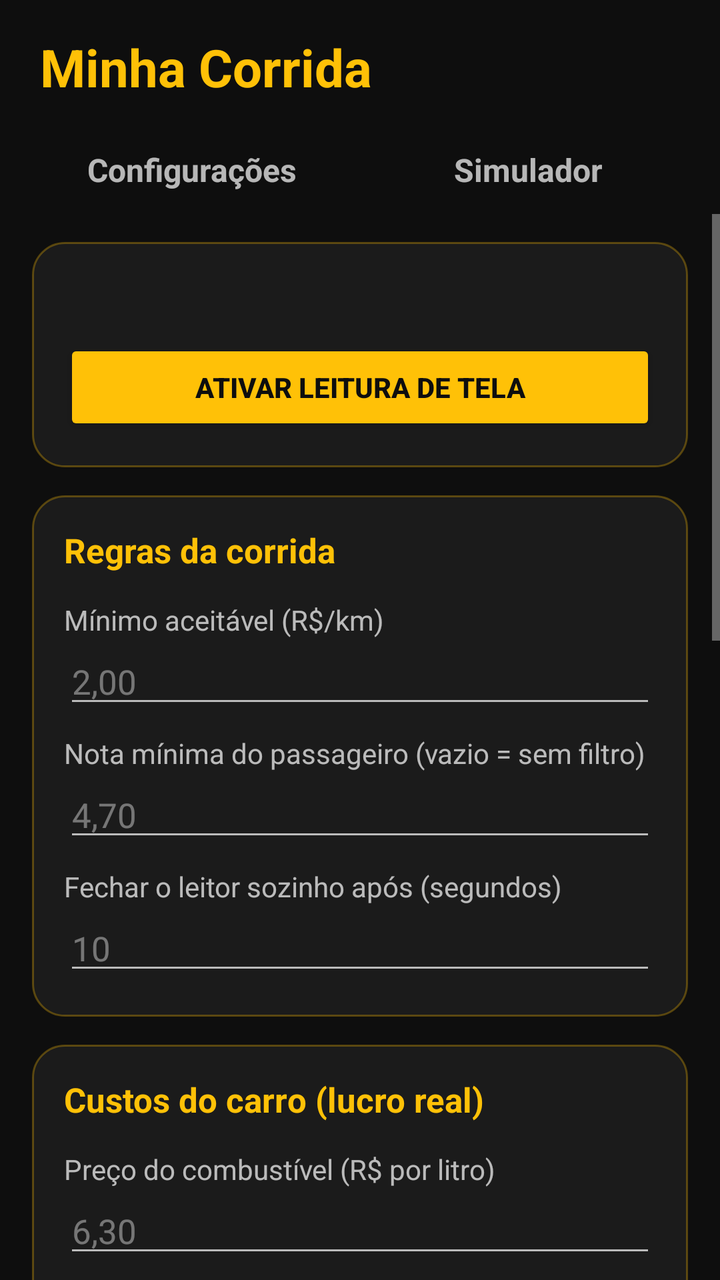
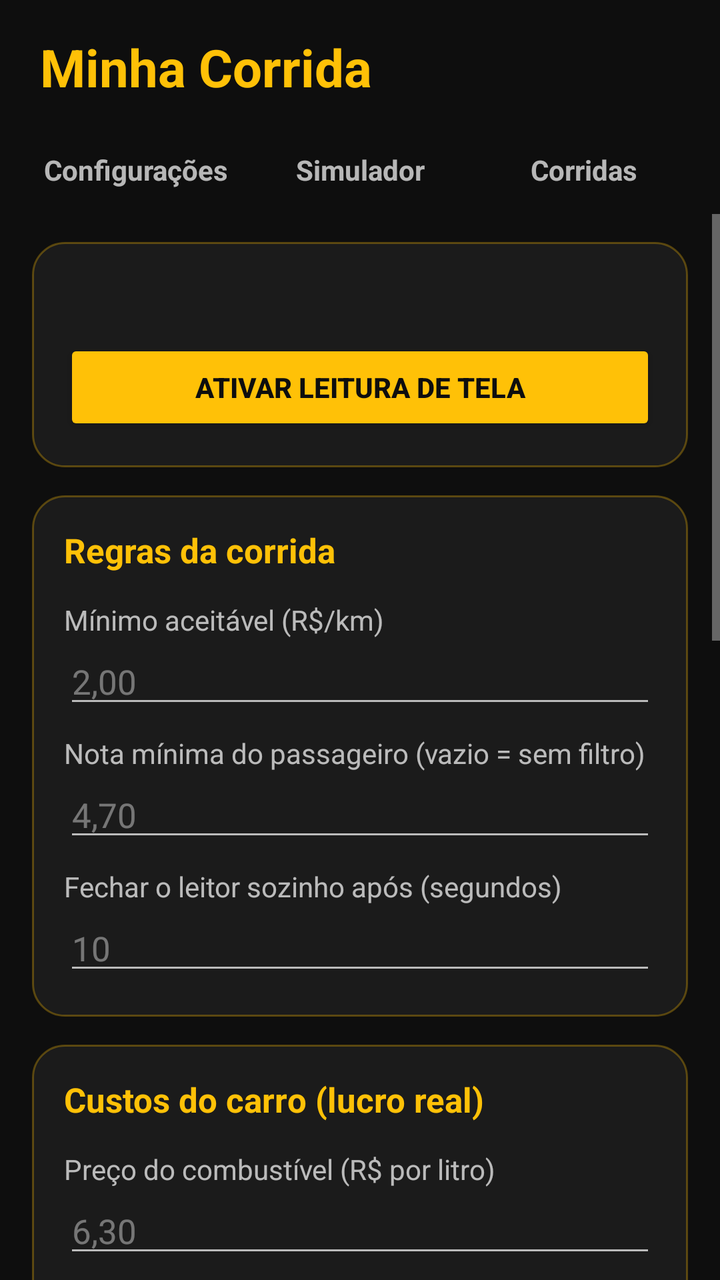

Two renders of the same Android screen: before a commit and after it. Below are the layout's source before the change and the commit's diff.
<!-- AndroidManifest.xml: application theme AppTheme -->
<!-- res/layout/activity_main.xml -->
<?xml version="1.0" encoding="utf-8"?>
<LinearLayout xmlns:android="http://schemas.android.com/apk/res/android"
    android:layout_width="match_parent"
    android:layout_height="match_parent"
    android:background="@color/mc_black"
    android:orientation="vertical">

    
    <LinearLayout
        android:layout_width="match_parent"
        android:layout_height="wrap_content"
        android:gravity="center_vertical"
        android:orientation="horizontal"
        android:paddingHorizontal="20dp"
        android:paddingTop="16dp">

        <TextView
            android:layout_width="0dp"
            android:layout_height="wrap_content"
            android:layout_weight="1"
            android:text="@string/app_name"
            android:textColor="@color/mc_yellow"
            android:textSize="26sp"
            android:textStyle="bold" />

        <TextView
            android:id="@+id/tvVersion"
            android:layout_width="wrap_content"
            android:layout_height="wrap_content"
            android:textColor="@color/mc_text_muted"
            android:textSize="13sp" />
    </LinearLayout>

    
    <LinearLayout
        android:layout_width="match_parent"
        android:layout_height="wrap_content"
        android:layout_marginTop="12dp"
        android:orientation="horizontal"
        android:paddingHorizontal="16dp">

        <TextView
            android:id="@+id/tabSettings"
            style="@style/TabButton"
            android:layout_marginEnd="8dp"
            android:text="@string/tab_settings" />

        <TextView
            android:id="@+id/tabSimulator"
            style="@style/TabButton"
            android:text="@string/tab_simulator" />
    </LinearLayout>

    <FrameLayout
        android:layout_width="match_parent"
        android:layout_height="0dp"
        android:layout_weight="1">

        
        <ScrollView
            android:id="@+id/pageSettings"
            android:layout_width="match_parent"
            android:layout_height="match_parent">

            <LinearLayout
                android:layout_width="match_parent"
                android:layout_height="wrap_content"
                android:orientation="vertical"
                android:paddingHorizontal="16dp"
                android:paddingBottom="24dp">

                
                <LinearLayout style="@style/Section">

                    <TextView
                        android:id="@+id/tvStatus"
                        android:layout_width="wrap_content"
                        android:layout_height="wrap_content"
                        android:textColor="@color/mc_text"
                        android:textSize="17sp"
                        android:textStyle="bold" />

                    <Button
                        android:id="@+id/btnOpenSettings"
                        style="@style/YellowButton"
                        android:text="@string/open_settings" />
                </LinearLayout>

                
                <LinearLayout style="@style/Section">

                    <TextView
                        style="@style/SectionTitle"
                        android:text="@string/rules_title" />

                    <TextView
                        style="@style/FieldLabel"
                        android:text="@string/min_label" />

                    <EditText
                        android:id="@+id/etMinValue"
                        style="@style/NumberField"
                        android:hint="2,00" />

                    <TextView
                        style="@style/FieldLabel"
                        android:text="@string/min_rating_label" />

                    <EditText
                        android:id="@+id/etMinRating"
                        style="@style/NumberField"
                        android:hint="4,70" />

                    <TextView
                        style="@style/FieldLabel"
                        android:text="@string/timeout_label" />

                    <EditText
                        android:id="@+id/etTimeout"
                        style="@style/NumberField"
                        android:digits="0123456789"
                        android:hint="10"
                        android:inputType="number"
                        android:maxLength="3" />
                </LinearLayout>

                
                <LinearLayout style="@style/Section">

                    <TextView
                        style="@style/SectionTitle"
                        android:text="@string/cost_title" />

                    <TextView
                        style="@style/FieldLabel"
                        android:text="@string/fuel_price_label" />

                    <EditText
                        android:id="@+id/etFuelPrice"
                        style="@style/NumberField"
                        android:hint="6,30" />

                    <TextView
                        style="@style/FieldLabel"
                        android:text="@string/km_per_liter_label" />

                    <EditText
                        android:id="@+id/etKmPerLiter"
                        style="@style/NumberField"
                        android:hint="10" />

                    <TextView
                        style="@style/FieldLabel"
                        android:text="@string/other_cost_label" />

                    <EditText
                        android:id="@+id/etOtherCost"
                        style="@style/NumberField"
                        android:hint="0,15" />

                    <TextView
                        android:id="@+id/tvCostSummary"
                        android:layout_width="wrap_content"
                        android:layout_height="wrap_content"
                        android:layout_marginTop="6dp"
                        android:textColor="@color/mc_yellow"
                        android:textSize="14sp" />
                </LinearLayout>

                
                <LinearLayout style="@style/Section">

                    <TextView
                        style="@style/SectionTitle"
                        android:text="@string/apps_title" />

                    <CheckBox
                        android:id="@+id/cbUber"
                        style="@style/CheckItem"
                        android:text="@string/app_uber" />

                    <CheckBox
                        android:id="@+id/cbInDrive"
                        style="@style/CheckItem"
                        android:text="@string/app_indrive" />

                    <TextView
                        style="@style/SectionTitle"
                        android:layout_marginTop="12dp"
                        android:text="@string/voice_title" />

                    <CheckBox
                        android:id="@+id/cbVoice"
                        style="@style/CheckItem"
                        android:text="@string/voice_label" />
                </LinearLayout>

                
                <Button
                    android:id="@+id/btnSave"
                    style="@style/YellowButton"
                    android:layout_marginTop="18dp"
                    android:text="@string/save" />

                <Button
                    android:id="@+id/btnDiagnostics"
                    android:layout_width="match_parent"
                    android:layout_height="wrap_content"
                    android:layout_marginTop="10dp"
                    android:backgroundTint="@color/mc_surface"
                    android:text="@string/diagnostics_title"
                    android:textColor="@color/mc_yellow" />

                
                <Button
                    android:id="@+id/btnExit"
                    android:layout_width="match_parent"
                    android:layout_height="wrap_content"
                    android:layout_marginTop="10dp"
                    android:backgroundTint="#C62828"
                    android:text="@string/exit"
                    android:textColor="@color/mc_text"
                    android:textStyle="bold" />

                <TextView
                    android:layout_width="wrap_content"
                    android:layout_height="wrap_content"
                    android:layout_marginTop="20dp"
                    android:text="@string/help"
                    android:textColor="@color/mc_text_muted"
                    android:textSize="14sp" />
            </LinearLayout>
        </ScrollView>

        
        <LinearLayout
            android:id="@+id/pageSimulator"
            android:layout_width="match_parent"
            android:layout_height="match_parent"
            android:orientation="vertical"
            android:visibility="gone">

            <TextView
                android:layout_width="match_parent"
                android:layout_height="wrap_content"
                android:layout_marginHorizontal="20dp"
                android:layout_marginTop="12dp"
                android:text="@string/preview_title"
                android:textColor="@color/mc_text_muted"
                android:textSize="13sp" />

        <FrameLayout
            android:layout_width="match_parent"
            android:layout_height="wrap_content"
            android:layout_marginTop="4dp"
            android:minHeight="120dp"
            android:paddingHorizontal="8dp">

            <include
                android:id="@+id/previewCard"
                layout="@layout/overlay_ride"
                android:layout_width="match_parent"
                android:layout_height="wrap_content" />

            <TextView
                android:id="@+id/tvPreviewMessage"
                android:layout_width="match_parent"
                android:layout_height="wrap_content"
                android:layout_gravity="center"
                android:gravity="center"
                android:textColor="@color/mc_red"
                android:textSize="15sp"
                android:visibility="gone" />
        </FrameLayout>

            <ScrollView
                android:layout_width="match_parent"
                android:layout_height="0dp"
                android:layout_weight="1">

                <LinearLayout
                    android:layout_width="match_parent"
                    android:layout_height="wrap_content"
                    android:orientation="vertical"
                    android:paddingHorizontal="16dp"
                    android:paddingBottom="24dp">

                    
                    <LinearLayout style="@style/Section">

                        <TextView
                            style="@style/SectionTitle"
                            android:text="@string/sim_title" />

                        <TextView
                            style="@style/FieldLabel"
                            android:text="@string/sim_app_label" />

                        <RadioGroup
                            android:id="@+id/rgSimApp"
                            android:layout_width="match_parent"
                            android:layout_height="wrap_content"
                            android:orientation="horizontal">

                            <RadioButton
                                android:id="@+id/rbSimUber"
                                style="@style/RadioItem"
                                android:checked="true"
                                android:text="@string/app_uber" />

                            <RadioButton
                                android:id="@+id/rbSimInDrive"
                                style="@style/RadioItem"
                                android:text="@string/app_indrive" />
                        </RadioGroup>

                        <LinearLayout
                            android:layout_width="match_parent"
                            android:layout_height="wrap_content"
                            android:orientation="horizontal">

                            <LinearLayout
                                android:layout_width="0dp"
                                android:layout_height="wrap_content"
                                android:layout_marginEnd="8dp"
                                android:layout_weight="1"
                                android:orientation="vertical">

                                <TextView
                                    style="@style/FieldLabel"
                                    android:text="@string/sim_fare_label" />

                                <EditText
                                    android:id="@+id/etSimFare"
                                    style="@style/NumberField"
                                    android:hint="7,04" />
                            </LinearLayout>

                            <LinearLayout
                                android:layout_width="0dp"
                                android:layout_height="wrap_content"
                                android:layout_weight="1"
                                android:orientation="vertical">

                                <TextView
                                    style="@style/FieldLabel"
                                    android:text="@string/sim_rating_label" />

                                <EditText
                                    android:id="@+id/etSimRating"
                                    style="@style/NumberField"
                                    android:hint="4,82" />
                            </LinearLayout>
                        </LinearLayout>

                        <LinearLayout
                            android:layout_width="match_parent"
                            android:layout_height="wrap_content"
                            android:orientation="horizontal">

                            <LinearLayout
                                android:layout_width="0dp"
                                android:layout_height="wrap_content"
                                android:layout_marginEnd="8dp"
                                android:layout_weight="1"
                                android:orientation="vertical">

                                <TextView
                                    style="@style/FieldLabel"
                                    android:text="@string/sim_pickup_label" />

                                <EditText
                                    android:id="@+id/etSimPickupKm"
                                    style="@style/NumberField"
                                    android:hint="4,0" />
                            </LinearLayout>

                            <LinearLayout
                                android:layout_width="0dp"
                                android:layout_height="wrap_content"
                                android:layout_weight="1"
                                android:orientation="vertical">

                                <TextView
                                    style="@style/FieldLabel"
                                    android:text="@string/sim_trip_label" />

                                <EditText
                                    android:id="@+id/etSimTripKm"
                                    style="@style/NumberField"
                                    android:hint="3,0" />
                            </LinearLayout>
                        </LinearLayout>

                        <Button
                            android:id="@+id/btnTestVoice"
                            style="@style/YellowButton"
                            android:text="@string/test_voice" />
                    </LinearLayout>
                </LinearLayout>
            </ScrollView>
        </LinearLayout>
    </FrameLayout>
</LinearLayout>
<!-- res/layout/overlay_ride.xml (included above) -->
<?xml version="1.0" encoding="utf-8"?>
<LinearLayout xmlns:android="http://schemas.android.com/apk/res/android"
    android:id="@+id/overlayRoot"
    android:layout_width="match_parent"
    android:layout_height="wrap_content"
    android:orientation="vertical"
    android:padding="8dp">

    
    <LinearLayout
        android:id="@+id/platformStrip"
        android:layout_width="match_parent"
        android:layout_height="wrap_content"
        android:gravity="center_vertical"
        android:orientation="horizontal"
        android:paddingHorizontal="12dp"
        android:paddingVertical="4dp">

        <TextView
            android:id="@+id/tvPlatform"
            android:layout_width="0dp"
            android:layout_height="wrap_content"
            android:layout_weight="1"
            android:textSize="17sp"
            android:textStyle="bold" />

        <TextView
            android:id="@+id/tvRating"
            android:layout_width="wrap_content"
            android:layout_height="wrap_content"
            android:textSize="15sp"
            android:textStyle="bold" />
    </LinearLayout>

    <LinearLayout
        android:layout_width="match_parent"
        android:layout_height="wrap_content"
        android:layout_marginTop="6dp"
        android:orientation="horizontal">

        
        <br.com.minhacorrida.ui.SquareLayout
            android:layout_width="0dp"
            android:layout_height="wrap_content"
            android:layout_marginEnd="6dp"
            android:layout_weight="1"
            android:background="@drawable/bg_card_box"
            android:gravity="center"
            android:orientation="vertical"
            android:padding="4dp">

            <TextView
                android:layout_width="wrap_content"
                android:layout_height="wrap_content"
                android:text="@string/card_label_per_km"
                android:textColor="#E6FFFFFF"
                android:textSize="12sp" />

            <TextView
                android:id="@+id/tvValuePerKm"
                style="@style/CardBigNumber" />

            <TextView
                android:id="@+id/tvDetails"
                style="@style/CardSmallText" />
        </br.com.minhacorrida.ui.SquareLayout>

        
        <br.com.minhacorrida.ui.SquareLayout
            android:layout_width="0dp"
            android:layout_height="wrap_content"
            android:layout_marginEnd="6dp"
            android:layout_weight="1"
            android:background="@drawable/bg_card_box"
            android:gravity="center"
            android:orientation="vertical"
            android:padding="4dp">

            <TextView
                android:id="@+id/tvProfitLabel"
                android:layout_width="wrap_content"
                android:layout_height="wrap_content"
                android:textColor="#E6FFFFFF"
                android:textSize="12sp" />

            <TextView
                android:id="@+id/tvProfit"
                style="@style/CardBigNumber" />

            <TextView
                android:id="@+id/tvProfitDetails"
                style="@style/CardSmallText" />
        </br.com.minhacorrida.ui.SquareLayout>

        
        <br.com.minhacorrida.ui.SquareLayout
            android:layout_width="0dp"
            android:layout_height="wrap_content"
            android:layout_weight="1"
            android:background="@drawable/bg_card_box"
            android:gravity="center"
            android:orientation="vertical"
            android:padding="4dp">

            <TextView
                android:layout_width="wrap_content"
                android:layout_height="wrap_content"
                android:text="@string/card_label_minimum"
                android:textColor="#E6FFFFFF"
                android:textSize="12sp" />

            <TextView
                android:id="@+id/tvMinimumFare"
                style="@style/CardBigNumber" />

            <TextView
                android:id="@+id/tvMinimumLabel"
                style="@style/CardSmallText" />
        </br.com.minhacorrida.ui.SquareLayout>
    </LinearLayout>

    <TextView
        android:id="@+id/tvTapToClose"
        android:layout_width="match_parent"
        android:layout_height="wrap_content"
        android:layout_marginTop="4dp"
        android:gravity="center"
        android:text="@string/tap_to_close"
        android:textColor="#B3FFFFFF"
        android:textSize="11sp" />
</LinearLayout>
<!-- resources referenced by this layout -->
<resources>
  <color name="mc_black">#FF0E0E0E</color>
  <color name="mc_red">#FFE53935</color>
  <color name="mc_surface">#FF1B1B1B</color>
  <color name="mc_text">#FFFFFFFF</color>
  <color name="mc_text_muted">#B3FFFFFF</color>
  <color name="mc_yellow">#FFFFC107</color>
  <!-- drawable bg_card_box (drawable) -->
  <?xml version="1.0" encoding="utf-8"?>
  <shape xmlns:android="http://schemas.android.com/apk/res/android" android:shape="rectangle">
      <solid android:color="#38000000" />
      <corners android:radius="12dp" />
  </shape>
  <string name="app_indrive">inDrive</string>
  <string name="app_name">Minha Corrida</string>
  <string name="app_uber">Uber</string>
  <string name="apps_title">Apps lidos e informados</string>
  <string name="card_label_minimum">Mínimo</string>
  <string name="card_label_per_km">R$/km</string>
  <string name="cost_title">Custos do carro (lucro real)</string>
  <string name="diagnostics_title">Diagnóstico da leitura</string>
  <string name="exit">Encerrar</string>
  <string name="fuel_price_label">Preço do combustível (R$ por litro)</string>
  <string name="help">Abra o Uber Driver ou o inDrive. Quando chegar uma oferta, o valor por km aparece no topo da tela: verde se atinge o seu mínimo, vermelho se não.\n\nNo inDrive, abra a oferta: o app lê as duas distâncias do mapa (até o passageiro + viagem).\n\nO leitor fecha com um toque ou após o tempo configurado.</string>
  <string name="km_per_liter_label">Consumo do carro (km por litro)</string>
  <string name="min_label">Mínimo aceitável (R$/km)</string>
  <string name="min_rating_label">Nota mínima do passageiro (vazio = sem filtro)</string>
  <string name="open_settings">Ativar leitura de tela</string>
  <string name="other_cost_label">Outros custos por km (opcional: manutenção, pneus)</string>
  <string name="preview_title">O card muda conforme você altera a corrida de exemplo ou os valores da aba Configurações (mesmo antes de salvar).</string>
  <string name="rules_title">Regras da corrida</string>
  <string name="save">Salvar</string>
  <string name="sim_app_label">App da corrida</string>
  <string name="sim_fare_label">Valor (R$)</string>
  <string name="sim_pickup_label">Km até o passageiro</string>
  <string name="sim_rating_label">Nota do passageiro</string>
  <string name="sim_title">Corrida de exemplo</string>
  <string name="sim_trip_label">Km da viagem</string>
  <string name="tab_settings">Configurações</string>
  <string name="tab_simulator">Simulador</string>
  <string name="tap_to_close">toque para fechar</string>
  <string name="test_voice">▶ Testar voz</string>
  <string name="timeout_label">Fechar o leitor sozinho após (segundos)</string>
  <string name="voice_label">Falar \"Aceitar corrida\" nas corridas verdes</string>
  <string name="voice_title">Falar corridas</string>
  <style name="TabButton">
          <item name="android:layout_width">0dp</item>
          <item name="android:layout_height">44dp</item>
          <item name="android:layout_weight">1</item>
          <item name="android:gravity">center</item>
          <item name="android:textSize">16sp</item>
          <item name="android:textStyle">bold</item>
      </style>
  <color name="mc_hint">#66FFFFFF</color>
  <color name="mc_surface_border">#4DFFC107</color>
  <!-- unchanged entries left out for length: 11 -->
</resources>

<!-- the commit's change to res/layout/activity_main.xml (unified diff, before → after) -->
@@ -48,7 +48,13 @@
         <TextView
             android:id="@+id/tabSimulator"
             style="@style/TabButton"
+            android:layout_marginEnd="8dp"
             android:text="@string/tab_simulator" />
+
+        <TextView
+            android:id="@+id/tabHistory"
+            style="@style/TabButton"
+            android:text="@string/tab_history" />
     </LinearLayout>
 
     <FrameLayout
@@ -398,6 +404,188 @@
                             android:text="@string/test_voice" />
                     </LinearLayout>
                 </LinearLayout>
+            </ScrollView>
+        </LinearLayout>
+        
+        <LinearLayout
+            android:id="@+id/pageHistory"
+            android:layout_width="match_parent"
+            android:layout_height="match_parent"
+            android:orientation="vertical"
+            android:paddingHorizontal="16dp"
+            android:visibility="gone">
+
+            
+            <LinearLayout
+                android:layout_width="match_parent"
+                android:layout_height="wrap_content"
+                android:layout_marginTop="12dp"
+                android:orientation="horizontal">
+
+                <TextView
+                    android:id="@+id/periodDay"
+                    style="@style/TabButton"
+                    android:layout_height="38dp"
+                    android:layout_marginEnd="6dp"
+                    android:text="@string/period_day"
+                    android:textSize="14sp" />
+
+                <TextView
+                    android:id="@+id/periodWeek"
+                    style="@style/TabButton"
+                    android:layout_height="38dp"
+                    android:layout_marginEnd="6dp"
+                    android:text="@string/period_week"
+                    android:textSize="14sp" />
+
+                <TextView
+                    android:id="@+id/periodMonth"
+                    style="@style/TabButton"
+                    android:layout_height="38dp"
+                    android:text="@string/period_month"
+                    android:textSize="14sp" />
+            </LinearLayout>
+
+            
+            <LinearLayout
+                android:layout_width="match_parent"
+                android:layout_height="wrap_content"
+                android:layout_marginTop="8dp"
+                android:gravity="center_vertical"
+                android:orientation="horizontal">
+
+                <TextView
+                    android:id="@+id/btnPeriodPrev"
+                    android:layout_width="48dp"
+                    android:layout_height="40dp"
+                    android:gravity="center"
+                    android:text="◀"
+                    android:textColor="@color/mc_yellow"
+                    android:textSize="20sp" />
+
+                <TextView
+                    android:id="@+id/tvPeriodLabel"
+                    android:layout_width="0dp"
+                    android:layout_height="wrap_content"
+                    android:layout_weight="1"
+                    android:gravity="center"
+                    android:textColor="@color/mc_yellow"
+                    android:textSize="17sp"
+                    android:textStyle="bold" />
+
+                <TextView
+                    android:id="@+id/btnPeriodNext"
+                    android:layout_width="48dp"
+                    android:layout_height="40dp"
+                    android:gravity="center"
+                    android:text="▶"
+                    android:textColor="@color/mc_yellow"
+                    android:textSize="20sp" />
+            </LinearLayout>
+
+            
+            <LinearLayout
+                style="@style/Section"
+                android:layout_marginTop="6dp">
+
+                <TextView
+                    android:id="@+id/tvHistCountKm"
+                    android:layout_width="wrap_content"
+                    android:layout_height="wrap_content"
+                    android:textColor="@color/mc_text"
+                    android:textSize="15sp"
+                    android:textStyle="bold" />
+
+                <LinearLayout
+                    android:layout_width="match_parent"
+                    android:layout_height="wrap_content"
+                    android:layout_marginTop="8dp"
+                    android:orientation="horizontal">
+
+                    <LinearLayout
+                        android:layout_width="0dp"
+                        android:layout_height="wrap_content"
+                        android:layout_weight="1"
+                        android:orientation="vertical">
+
+                        <TextView
+                            android:layout_width="wrap_content"
+                            android:layout_height="wrap_content"
+                            android:text="@string/hist_profit"
+                            android:textColor="@color/mc_text_muted"
+                            android:textSize="13sp" />
+
+                        <TextView
+                            android:id="@+id/tvHistProfit"
+                            android:layout_width="wrap_content"
+                            android:layout_height="wrap_content"
+                            android:textColor="@color/mc_green"
+                            android:textSize="26sp"
+                            android:textStyle="bold" />
+                    </LinearLayout>
+
+                    <LinearLayout
+                        android:layout_width="0dp"
+                        android:layout_height="wrap_content"
+                        android:layout_weight="1"
+                        android:orientation="vertical">
+
+                        <TextView
+                            android:layout_width="wrap_content"
+                            android:layout_height="wrap_content"
+                            android:text="@string/hist_cost"
+                            android:textColor="@color/mc_text_muted"
+                            android:textSize="13sp" />
+
+                        <TextView
+                            android:id="@+id/tvHistCost"
+                            android:layout_width="wrap_content"
+                            android:layout_height="wrap_content"
+                            android:textColor="@color/mc_yellow"
+                            android:textSize="26sp"
+                            android:textStyle="bold" />
+                    </LinearLayout>
+                </LinearLayout>
+
+                <TextView
+                    android:id="@+id/tvHistCostDetail"
+                    android:layout_width="wrap_content"
+                    android:layout_height="wrap_content"
+                    android:layout_marginTop="6dp"
+                    android:textColor="@color/mc_text_muted"
+                    android:textSize="13sp" />
+            </LinearLayout>
+
+            <TextView
+                android:layout_width="wrap_content"
+                android:layout_height="wrap_content"
+                android:layout_marginTop="12dp"
+                android:text="@string/hist_hint"
+                android:textColor="@color/mc_text_muted"
+                android:textSize="13sp" />
+
+            <TextView
+                android:id="@+id/tvHistEmpty"
+                android:layout_width="match_parent"
+                android:layout_height="wrap_content"
+                android:layout_marginTop="16dp"
+                android:gravity="center"
+                android:text="@string/hist_empty"
+                android:textColor="@color/mc_text_muted"
+                android:textSize="14sp"
+                android:visibility="gone" />
+
+            <ScrollView
+                android:layout_width="match_parent"
+                android:layout_height="0dp"
+                android:layout_weight="1">
+
+                <LinearLayout
+                    android:id="@+id/historyList"
+                    android:layout_width="match_parent"
+                    android:layout_height="wrap_content"
+                    android:orientation="vertical"
+                    android:paddingBottom="16dp" />
             </ScrollView>
         </LinearLayout>
     </FrameLayout>
<!-- resource entries referenced after the edit -->
@@ -1,6 +1,7 @@
 <!-- resources referenced by this layout -->
 <resources>
   <color name="mc_black">#FF0E0E0E</color>
+  <color name="mc_green">#FF2EAD4B</color>
   <color name="mc_red">#FFE53935</color>
   <color name="mc_surface">#FF1B1B1B</color>
   <color name="mc_text">#FFFFFFFF</color>
@@ -23,11 +24,18 @@
   <string name="exit">Encerrar</string>
   <string name="fuel_price_label">Preço do combustível (R$ por litro)</string>
   <string name="help">Abra o Uber Driver ou o inDrive. Quando chegar uma oferta, o valor por km aparece no topo da tela: verde se atinge o seu mínimo, vermelho se não.\n\nNo inDrive, abra a oferta: o app lê as duas distâncias do mapa (até o passageiro + viagem).\n\nO leitor fecha com um toque ou após o tempo configurado.</string>
+  <string name="hist_cost">Separar p/ abastecer</string>
+  <string name="hist_empty">Nenhuma corrida verde neste período.</string>
+  <string name="hist_hint">Corridas verdes do período. Marque as que você realizou:</string>
+  <string name="hist_profit">Lucro</string>
   <string name="km_per_liter_label">Consumo do carro (km por litro)</string>
   <string name="min_label">Mínimo aceitável (R$/km)</string>
   <string name="min_rating_label">Nota mínima do passageiro (vazio = sem filtro)</string>
   <string name="open_settings">Ativar leitura de tela</string>
   <string name="other_cost_label">Outros custos por km (opcional: manutenção, pneus)</string>
+  <string name="period_day">Dia</string>
+  <string name="period_month">Mês</string>
+  <string name="period_week">Semana</string>
   <string name="preview_title">O card muda conforme você altera a corrida de exemplo ou os valores da aba Configurações (mesmo antes de salvar).</string>
   <string name="rules_title">Regras da corrida</string>
   <string name="save">Salvar</string>
@@ -37,6 +45,7 @@
   <string name="sim_rating_label">Nota do passageiro</string>
   <string name="sim_title">Corrida de exemplo</string>
   <string name="sim_trip_label">Km da viagem</string>
+  <string name="tab_history">Corridas</string>
   <string name="tab_settings">Configurações</string>
   <string name="tab_simulator">Simulador</string>
   <string name="tap_to_close">toque para fechar</string>
@@ -49,7 +58,8 @@
           <item name="android:layout_height">44dp</item>
           <item name="android:layout_weight">1</item>
           <item name="android:gravity">center</item>
-          <item name="android:textSize">16sp</item>
+          <item name="android:maxLines">1</item>
+          <item name="android:textSize">14sp</item>
           <item name="android:textStyle">bold</item>
       </style>
   <color name="mc_hint">#66FFFFFF</color>
